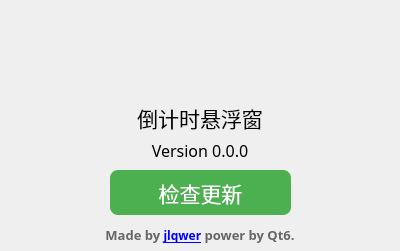
This is about.ui in jlqwer/countdown as Qt 5 draws it before an edit. The edited form follows.
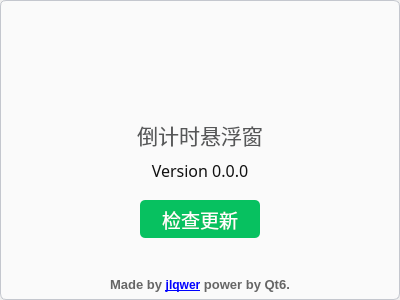
This is the edited form. Icons and pictures are not drawn.

Commit message: 优化 UI

The edit to the form file:
```diff
--- a/about.ui
+++ b/about.ui
@@ -1,95 +1,49 @@
 <?xml version="1.0" encoding="UTF-8"?>
 <ui version="4.0">
  <class>About</class>
- <widget class="QWidget" name="About">
+ <widget class="QDialog" name="About">
   <property name="geometry">
    <rect>
     <x>0</x>
     <y>0</y>
     <width>400</width>
-    <height>251</height>
+    <height>300</height>
    </rect>
   </property>
-  <property name="minimumSize">
-   <size>
-    <width>400</width>
-    <height>251</height>
-   </size>
-  </property>
-  <property name="maximumSize">
-   <size>
-    <width>400</width>
-    <height>251</height>
-   </size>
-  </property>
-  <property name="contextMenuPolicy">
-   <enum>Qt::DefaultContextMenu</enum>
-  </property>
   <property name="windowTitle">
    <string>关于</string>
   </property>
-  <property name="autoFillBackground">
-   <bool>false</bool>
+  <widget class="QWidget" name="main" native="true">
+   <property name="geometry">
+    <rect>
+     <x>0</x>
+     <y>0</y>
+     <width>400</width>
+     <height>300</height>
+    </rect>
   </property>
   <property name="styleSheet">
-   <string notr="true"/>
+    <string notr="true">QWidget#main{
+	background-color: rgb(250, 250, 250);
+    border: 1px solid rgb(196, 199, 206);
+    border-radius: 6px;
+    color: rgb(34, 34, 34);
+}</string>
   </property>
   <widget class="QLabel" name="logo">
    <property name="geometry">
     <rect>
      <x>160</x>
-     <y>10</y>
+      <y>30</y>
      <width>80</width>
      <height>80</height>
     </rect>
    </property>
-   <property name="sizePolicy">
-    <sizepolicy hsizetype="Preferred" vsizetype="Preferred">
-     <horstretch>0</horstretch>
-     <verstretch>0</verstretch>
-    </sizepolicy>
-   </property>
-   <property name="minimumSize">
-    <size>
-     <width>80</width>
-     <height>80</height>
-    </size>
-   </property>
-   <property name="maximumSize">
-    <size>
-     <width>80</width>
-     <height>80</height>
-    </size>
-   </property>
-   <property name="sizeIncrement">
-    <size>
-     <width>80</width>
-     <height>80</height>
-    </size>
-   </property>
-   <property name="baseSize">
-    <size>
-     <width>80</width>
-     <height>80</height>
-    </size>
-   </property>
-   <property name="contextMenuPolicy">
-    <enum>Qt::DefaultContextMenu</enum>
-   </property>
-   <property name="autoFillBackground">
-    <bool>false</bool>
-   </property>
-   <property name="frameShape">
-    <enum>QFrame::NoFrame</enum>
-   </property>
-   <property name="frameShadow">
-    <enum>QFrame::Plain</enum>
-   </property>
    <property name="text">
     <string/>
    </property>
    <property name="textFormat">
-    <enum>Qt::RichText</enum>
+     <enum>Qt::PlainText</enum>
    </property>
    <property name="pixmap">
     <pixmap resource="resources.qrc">:/resources/icon/logo.ico</pixmap>
@@ -97,23 +51,17 @@
    <property name="scaledContents">
     <bool>true</bool>
    </property>
-   <property name="margin">
-    <number>0</number>
-   </property>
-   <property name="indent">
-    <number>0</number>
-   </property>
-   <property name="openExternalLinks">
-    <bool>false</bool>
+    <property name="alignment">
+     <set>Qt::AlignCenter</set>
    </property>
   </widget>
   <widget class="QLabel" name="title">
    <property name="geometry">
     <rect>
      <x>0</x>
-     <y>100</y>
+      <y>120</y>
      <width>400</width>
-     <height>35</height>
+      <height>30</height>
     </rect>
    </property>
    <property name="font">
@@ -122,12 +70,15 @@
      <pointsize>16</pointsize>
     </font>
    </property>
-   <property name="autoFillBackground">
-    <bool>false</bool>
+    <property name="styleSheet">
+     <string notr="true">color: rgb(86, 87, 88);</string>
    </property>
    <property name="text">
     <string>倒计时悬浮窗</string>
    </property>
+    <property name="textFormat">
+     <enum>Qt::PlainText</enum>
+    </property>
    <property name="alignment">
     <set>Qt::AlignCenter</set>
    </property>
@@ -136,9 +87,9 @@
    <property name="geometry">
     <rect>
      <x>0</x>
-     <y>140</y>
+      <y>150</y>
      <width>400</width>
-     <height>20</height>
+      <height>40</height>
     </rect>
    </property>
    <property name="font">
@@ -147,32 +98,14 @@
      <pointsize>12</pointsize>
     </font>
    </property>
+    <property name="styleSheet">
+     <string notr="true">color: rgb(17, 17, 17);</string>
+    </property>
    <property name="text">
     <string>Version 0.0.0</string>
    </property>
-   <property name="alignment">
-    <set>Qt::AlignCenter</set>
-   </property>
-  </widget>
-  <widget class="QLabel" name="copyright">
-   <property name="geometry">
-    <rect>
-     <x>0</x>
-     <y>220</y>
-     <width>400</width>
-     <height>30</height>
-    </rect>
-   </property>
-   <property name="font">
-    <font>
-     <family>MiSans</family>
-    </font>
-   </property>
-   <property name="text">
-    <string>&lt;html&gt;&lt;head/&gt;&lt;body&gt;&lt;p align=&quot;center&quot;&gt;&lt;span style=&quot; font-size:10pt; font-weight:600; color:#666666;&quot;&gt;Made by &lt;/span&gt;&lt;a href=&quot;https://github.com/jlqwer/countdown&quot;&gt;&lt;span style=&quot; font-weight:600; text-decoration: underline; color:#0000ff;&quot;&gt;jlqwer&lt;/span&gt;&lt;/a&gt;&lt;span style=&quot; font-size:10pt; font-weight:600; color:#666666;&quot;&gt; power by Qt6.&lt;/span&gt;&lt;/p&gt;&lt;/body&gt;&lt;/html&gt;</string>
-   </property>
    <property name="textFormat">
-    <enum>Qt::RichText</enum>
+     <enum>Qt::PlainText</enum>
    </property>
    <property name="alignment">
     <set>Qt::AlignCenter</set>
@@ -184,44 +117,117 @@
   <widget class="QPushButton" name="check_update">
    <property name="geometry">
     <rect>
-     <x>110</x>
-     <y>170</y>
-     <width>181</width>
-     <height>45</height>
-    </rect>
-   </property>
-   <property name="minimumSize">
-    <size>
+      <x>140</x>
+      <y>200</y>
      <width>120</width>
-     <height>45</height>
+      <height>38</height>
+     </rect>
+    </property>
+    <property name="minimumSize">
+     <size>
+      <width>50</width>
+      <height>25</height>
+     </size>
+    </property>
+    <property name="maximumSize">
+     <size>
+      <width>999999</width>
+      <height>10000002</height>
     </size>
    </property>
    <property name="font">
     <font>
      <family>MiSans</family>
-     <pointsize>16</pointsize>
+      <pointsize>14</pointsize>
     </font>
    </property>
    <property name="cursor">
     <cursorShape>PointingHandCursor</cursorShape>
    </property>
    <property name="styleSheet">
-    <string notr="true">QPushButton#check_update {
-    background-color: #4CAF50;
-    border-radius: 8px;
-    color: white;
-}
-QPushButton#check_update:hover {
-    background-color: #4CAF50;
-    color: white;
-}
-QPushButton#check_update:pressed {
-    background-color: #06AD56;
-}</string>
+     <string notr="true">background-color: rgb(7, 193, 96);
+color: rgb(255, 255, 255);
+border:  0;
+border-radius: 5px;</string>
    </property>
    <property name="text">
     <string>检查更新</string>
    </property>
+   </widget>
+   <widget class="QLabel" name="label">
+    <property name="geometry">
+     <rect>
+      <x>0</x>
+      <y>270</y>
+      <width>400</width>
+      <height>30</height>
+     </rect>
+    </property>
+    <property name="text">
+     <string>&lt;html&gt;&lt;head/&gt;&lt;body&gt;&lt;p align=&quot;center&quot;&gt;&lt;span style=&quot; font-size:10pt; font-weight:600; color:#666666;&quot;&gt;Made by &lt;/span&gt;&lt;a href=&quot;https://github.com/jlqwer/countdown&quot;&gt;&lt;span style=&quot; font-weight:600; text-decoration: underline; color:#0000ff;&quot;&gt;jlqwer&lt;/span&gt;&lt;/a&gt;&lt;span style=&quot; font-size:10pt; font-weight:600; color:#666666;&quot;&gt; power by Qt6.&lt;/span&gt;&lt;/p&gt;&lt;/body&gt;&lt;/html&gt;</string>
+    </property>
+    <property name="textFormat">
+     <enum>Qt::RichText</enum>
+    </property>
+    <property name="alignment">
+     <set>Qt::AlignCenter</set>
+    </property>
+   </widget>
+   <widget class="QPushButton" name="close">
+    <property name="geometry">
+     <rect>
+      <x>370</x>
+      <y>5</y>
+      <width>25</width>
+      <height>25</height>
+     </rect>
+    </property>
+    <property name="minimumSize">
+     <size>
+      <width>25</width>
+      <height>25</height>
+     </size>
+    </property>
+    <property name="maximumSize">
+     <size>
+      <width>25</width>
+      <height>25</height>
+     </size>
+    </property>
+    <property name="sizeIncrement">
+     <size>
+      <width>25</width>
+      <height>25</height>
+     </size>
+    </property>
+    <property name="baseSize">
+     <size>
+      <width>25</width>
+      <height>25</height>
+     </size>
+    </property>
+    <property name="font">
+     <font>
+      <pointsize>12</pointsize>
+      <bold>true</bold>
+     </font>
+    </property>
+    <property name="cursor">
+     <cursorShape>PointingHandCursor</cursorShape>
+    </property>
+    <property name="styleSheet">
+     <string notr="true">background-color: rgb(250, 250, 250);
+color: rgb(164, 164, 164);
+border: 0;</string>
+    </property>
+    <property name="text">
+     <string/>
+    </property>
+    <property name="icon">
+     <iconset resource="resources.qrc">
+      <normaloff>:/resources/icon/close.png</normaloff>:/resources/icon/close.png</iconset>
+    </property>
+   </widget>
   </widget>
  </widget>
  <resources>
```
Left out of the diff: 5 changed lines with no effect on the pictures. Lines whose indentation alone changed are shown as unchanged. The commit also changes 4 other files.
